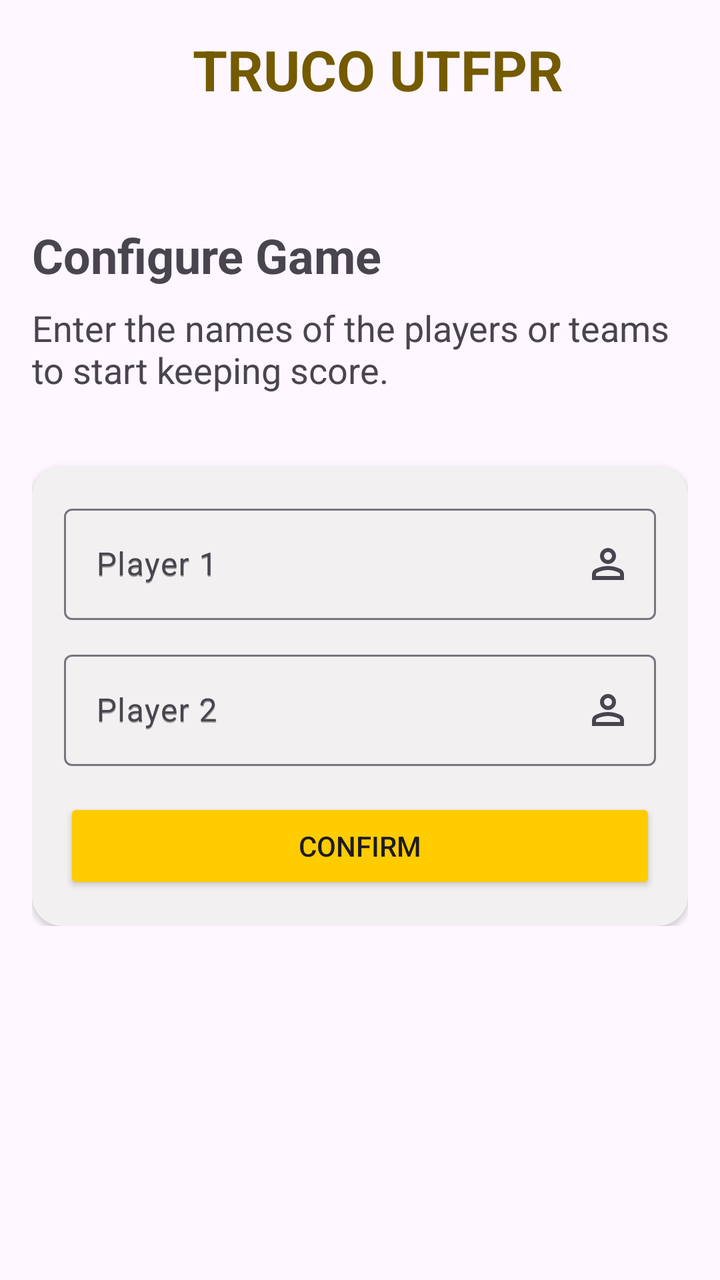
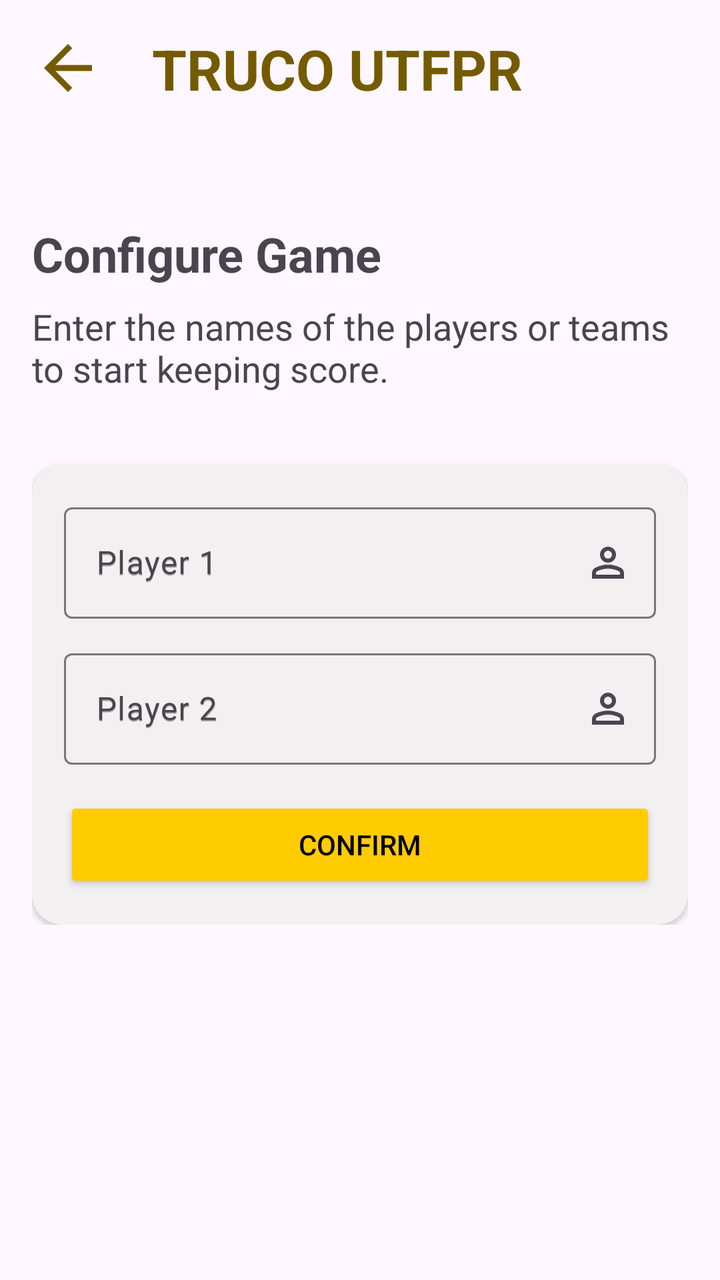

Compare the two renders of this Android layout. The source of the first and the diff that turns it into the second are given below.
<!-- AndroidManifest.xml: application theme Theme.PlayScore -->
<!-- res/layout/activity_edit_name.xml -->
<?xml version="1.0" encoding="utf-8"?>
<ScrollView xmlns:android="http://schemas.android.com/apk/res/android"
    xmlns:app="http://schemas.android.com/apk/res-auto"
    xmlns:tools="http://schemas.android.com/tools"
    android:id="@+id/edit_name"
    android:layout_width="match_parent"
    android:layout_height="match_parent"
    tools:context=".EditName">

    <androidx.constraintlayout.widget.ConstraintLayout
        android:layout_width="match_parent"
        android:layout_height="wrap_content"
        android:padding="16dp">

        <TextView
            android:id="@+id/titleApp"
            android:layout_width="wrap_content"
            android:layout_height="wrap_content"
            android:layout_marginStart="18dp"
            android:text="@string/name_app"
            android:textColor="#745B00"
            android:textSize="28sp"
            android:textStyle="bold"
            app:layout_constraintEnd_toEndOf="parent"
            app:layout_constraintStart_toStartOf="parent"
            app:layout_constraintTop_toTopOf="parent" />

        <TextView
            android:id="@+id/tvConfig"
            android:layout_width="wrap_content"
            android:layout_height="wrap_content"
            android:layout_marginTop="58dp"
            android:text="Configure Game"
            android:textSize="24sp"
            android:textStyle="bold"
            app:layout_constraintStart_toStartOf="parent"
            app:layout_constraintTop_toBottomOf="@id/titleApp" />

        <TextView
            android:id="@+id/tvText"
            android:layout_width="wrap_content"
            android:layout_height="wrap_content"
            android:layout_marginTop="8dp"
            android:text="Enter the names of the players or teams to start keeping score."
            android:textSize="18sp"
            app:layout_constraintStart_toStartOf="parent"
            app:layout_constraintTop_toBottomOf="@id/tvConfig" />

        <androidx.cardview.widget.CardView
            android:id="@+id/cvPlayerOne"
            android:layout_width="match_parent"
            android:layout_height="wrap_content"
            android:layout_marginTop="36dp"
            android:backgroundTint="#F2F0F0"
            app:cardCornerRadius="15dp"
            app:layout_constraintEnd_toEndOf="@id/tvText"
            app:layout_constraintStart_toStartOf="@id/tvText"
            app:layout_constraintTop_toBottomOf="@id/tvText">

            <androidx.constraintlayout.widget.ConstraintLayout
                android:id="@+id/constrainLayout1"
                android:layout_width="match_parent"
                android:layout_height="wrap_content"
                android:padding="16dp">

                <com.google.android.material.textfield.TextInputLayout
                    android:id="@+id/tilPlayerOne"
                    android:layout_width="match_parent"
                    android:layout_height="wrap_content"
                    android:hint="Player 1"
                    app:endIconDrawable="@drawable/ic_person"
                    app:endIconMode="custom"
                    app:layout_constraintEnd_toEndOf="parent"
                    app:layout_constraintStart_toStartOf="parent"
                    app:layout_constraintTop_toTopOf="parent">

                    <com.google.android.material.textfield.TextInputEditText
                        android:layout_width="match_parent"
                        android:layout_height="wrap_content"
                        android:hint="Player 1" />
                </com.google.android.material.textfield.TextInputLayout>

                <com.google.android.material.textfield.TextInputLayout
                    android:id="@+id/tilPlayerTwo"
                    android:layout_width="match_parent"
                    android:layout_height="wrap_content"
                    android:layout_marginTop="12dp"
                    android:hint="Player 2"
                    app:endIconDrawable="@drawable/ic_person"
                    app:endIconMode="custom"
                    app:layout_constraintEnd_toEndOf="@id/tilPlayerOne"
                    app:layout_constraintStart_toStartOf="@id/tilPlayerOne"
                    app:layout_constraintTop_toBottomOf="@id/tilPlayerOne">

                    <com.google.android.material.textfield.TextInputEditText
                        android:layout_width="match_parent"
                        android:layout_height="wrap_content"
                        android:hint="Player 2" />
                </com.google.android.material.textfield.TextInputLayout>

                <Button
                    android:layout_width="0dp"
                    android:layout_height="match_parent"
                    android:layout_marginTop="16dp"
                    android:backgroundTint="#FFCC00"
                    android:text="Confirm"
                    app:layout_constraintEnd_toEndOf="@id/tilPlayerTwo"
                    app:layout_constraintStart_toStartOf="@id/tilPlayerTwo"
                    app:layout_constraintTop_toBottomOf="@id/tilPlayerTwo" />
            </androidx.constraintlayout.widget.ConstraintLayout>
        </androidx.cardview.widget.CardView>


    </androidx.constraintlayout.widget.ConstraintLayout>
</ScrollView>
<!-- resources referenced by this layout -->
<resources>
  <!-- drawable ic_person (drawable) -->
  <vector xmlns:android="http://schemas.android.com/apk/res/android" android:height="24dp" android:tint="@color/gold" android:viewportHeight="960" android:viewportWidth="960" android:width="24dp">
        
      <path android:fillColor="@android:color/white" android:pathData="M367,433Q320,386 320,320Q320,254 367,207Q414,160 480,160Q546,160 593,207Q640,254 640,320Q640,386 593,433Q546,480 480,480Q414,480 367,433ZM160,800L160,688Q160,654 177.5,625.5Q195,597 224,582Q286,551 350,535.5Q414,520 480,520Q546,520 610,535.5Q674,551 736,582Q765,597 782.5,625.5Q800,654 800,688L800,800L160,800ZM240,720L720,720L720,688Q720,677 714.5,668Q709,659 700,654Q646,627 591,613.5Q536,600 480,600Q424,600 369,613.5Q314,627 260,654Q251,659 245.5,668Q240,677 240,688L240,720ZM536.5,376.5Q560,353 560,320Q560,287 536.5,263.5Q513,240 480,240Q447,240 423.5,263.5Q400,287 400,320Q400,353 423.5,376.5Q447,400 480,400Q513,400 536.5,376.5ZM480,320Q480,320 480,320Q480,320 480,320Q480,320 480,320Q480,320 480,320Q480,320 480,320Q480,320 480,320Q480,320 480,320Q480,320 480,320ZM480,720L480,720Q480,720 480,720Q480,720 480,720Q480,720 480,720Q480,720 480,720Q480,720 480,720Q480,720 480,720Q480,720 480,720Q480,720 480,720L480,720Z"/>
      
  </vector>
  <string name="name_app">TRUCO UTFPR</string>
  <style name="Theme.PlayScore" parent="Base.Theme.PlayScore" />
  <color name="gold">#745B00</color>
  <style name="Base.Theme.PlayScore" parent="Theme.Material3.DayNight.NoActionBar">
          
          
      </style>
</resources>

<!-- the commit's change to res/layout/activity_edit_name.xml (unified diff, before → after) -->
@@ -12,25 +12,34 @@
         android:layout_height="wrap_content"
         android:padding="16dp">
 
+        <ImageView
+            android:id="@+id/ivBack"
+            android:layout_width="36dp"
+            android:layout_height="36dp"
+            android:contentDescription="@string/back"
+            android:src="@drawable/ic_back"
+            app:layout_constraintStart_toStartOf="parent"
+            app:layout_constraintTop_toTopOf="parent" />
+
         <TextView
             android:id="@+id/titleApp"
             android:layout_width="wrap_content"
             android:layout_height="wrap_content"
-            android:layout_marginStart="18dp"
+            android:layout_marginStart="24dp"
             android:text="@string/name_app"
             android:textColor="#745B00"
             android:textSize="28sp"
             android:textStyle="bold"
-            app:layout_constraintEnd_toEndOf="parent"
-            app:layout_constraintStart_toStartOf="parent"
-            app:layout_constraintTop_toTopOf="parent" />
+            app:layout_constraintBottom_toBottomOf="@+id/ivBack"
+            app:layout_constraintStart_toEndOf="@+id/ivBack"
+            app:layout_constraintTop_toTopOf="@+id/ivBack" />
 
         <TextView
             android:id="@+id/tvConfig"
             android:layout_width="wrap_content"
             android:layout_height="wrap_content"
             android:layout_marginTop="58dp"
-            android:text="Configure Game"
+            android:text="@string/configure_game"
             android:textSize="24sp"
             android:textStyle="bold"
             app:layout_constraintStart_toStartOf="parent"
@@ -41,14 +50,14 @@
             android:layout_width="wrap_content"
             android:layout_height="wrap_content"
             android:layout_marginTop="8dp"
-            android:text="Enter the names of the players or teams to start keeping score."
+            android:text="@string/enter_names"
             android:textSize="18sp"
             app:layout_constraintStart_toStartOf="parent"
             app:layout_constraintTop_toBottomOf="@id/tvConfig" />
 
         <androidx.cardview.widget.CardView
             android:id="@+id/cvPlayerOne"
-            android:layout_width="match_parent"
+            android:layout_width="0dp"
             android:layout_height="wrap_content"
             android:layout_marginTop="36dp"
             android:backgroundTint="#F2F0F0"
@@ -67,7 +76,7 @@
                     android:id="@+id/tilPlayerOne"
                     android:layout_width="match_parent"
                     android:layout_height="wrap_content"
-                    android:hint="Player 1"
+                    android:hint="@string/player_1_configure"
                     app:endIconDrawable="@drawable/ic_person"
                     app:endIconMode="custom"
                     app:layout_constraintEnd_toEndOf="parent"
@@ -77,7 +86,7 @@
                     <com.google.android.material.textfield.TextInputEditText
                         android:layout_width="match_parent"
                         android:layout_height="wrap_content"
-                        android:hint="Player 1" />
+                        android:hint="@string/player_1_configure" />
                 </com.google.android.material.textfield.TextInputLayout>
 
                 <com.google.android.material.textfield.TextInputLayout
@@ -85,7 +94,7 @@
                     android:layout_width="match_parent"
                     android:layout_height="wrap_content"
                     android:layout_marginTop="12dp"
-                    android:hint="Player 2"
+                    android:hint="@string/player_2_configure"
                     app:endIconDrawable="@drawable/ic_person"
                     app:endIconMode="custom"
                     app:layout_constraintEnd_toEndOf="@id/tilPlayerOne"
@@ -95,7 +104,7 @@
                     <com.google.android.material.textfield.TextInputEditText
                         android:layout_width="match_parent"
                         android:layout_height="wrap_content"
-                        android:hint="Player 2" />
+                        android:hint="@string/player_2_configure" />
                 </com.google.android.material.textfield.TextInputLayout>
 
                 <Button
@@ -103,10 +112,13 @@
                     android:layout_height="match_parent"
                     android:layout_marginTop="16dp"
                     android:backgroundTint="#FFCC00"
-                    android:text="Confirm"
+                    android:text="@string/confirm"
+                    android:textColor="#000000"
                     app:layout_constraintEnd_toEndOf="@id/tilPlayerTwo"
                     app:layout_constraintStart_toStartOf="@id/tilPlayerTwo"
-                    app:layout_constraintTop_toBottomOf="@id/tilPlayerTwo" />
+                    app:layout_constraintTop_toBottomOf="@id/tilPlayerTwo"
+                    app:strokeColor="#939095"
+                    app:strokeWidth="1dp" />
             </androidx.constraintlayout.widget.ConstraintLayout>
         </androidx.cardview.widget.CardView>
 
<!-- resource entries referenced after the edit -->
@@ -1,12 +1,24 @@
 <!-- resources referenced by this layout -->
 <resources>
+  <!-- drawable ic_back (drawable) -->
+  <vector xmlns:android="http://schemas.android.com/apk/res/android" android:autoMirrored="true" android:height="24dp" android:tint="@color/gold" android:viewportHeight="24" android:viewportWidth="24" android:width="24dp">
+        
+      <path android:fillColor="@android:color/white" android:pathData="M20,11H7.83l5.59,-5.59L12,4l-8,8 8,8 1.41,-1.41L7.83,13H20v-2z"/>
+      
+  </vector>
   <!-- drawable ic_person (drawable) -->
   <vector xmlns:android="http://schemas.android.com/apk/res/android" android:height="24dp" android:tint="@color/gold" android:viewportHeight="960" android:viewportWidth="960" android:width="24dp">
         
       <path android:fillColor="@android:color/white" android:pathData="M367,433Q320,386 320,320Q320,254 367,207Q414,160 480,160Q546,160 593,207Q640,254 640,320Q640,386 593,433Q546,480 480,480Q414,480 367,433ZM160,800L160,688Q160,654 177.5,625.5Q195,597 224,582Q286,551 350,535.5Q414,520 480,520Q546,520 610,535.5Q674,551 736,582Q765,597 782.5,625.5Q800,654 800,688L800,800L160,800ZM240,720L720,720L720,688Q720,677 714.5,668Q709,659 700,654Q646,627 591,613.5Q536,600 480,600Q424,600 369,613.5Q314,627 260,654Q251,659 245.5,668Q240,677 240,688L240,720ZM536.5,376.5Q560,353 560,320Q560,287 536.5,263.5Q513,240 480,240Q447,240 423.5,263.5Q400,287 400,320Q400,353 423.5,376.5Q447,400 480,400Q513,400 536.5,376.5ZM480,320Q480,320 480,320Q480,320 480,320Q480,320 480,320Q480,320 480,320Q480,320 480,320Q480,320 480,320Q480,320 480,320Q480,320 480,320ZM480,720L480,720Q480,720 480,720Q480,720 480,720Q480,720 480,720Q480,720 480,720Q480,720 480,720Q480,720 480,720Q480,720 480,720Q480,720 480,720L480,720Z"/>
       
   </vector>
+  <string name="back">back</string>
+  <string name="configure_game">Configure Game</string>
+  <string name="confirm">Confirm</string>
+  <string name="enter_names">Enter the names of the players or teams to start keeping score.</string>
   <string name="name_app">TRUCO UTFPR</string>
+  <string name="player_1_configure">Player 1</string>
+  <string name="player_2_configure">Player 2</string>
   <style name="Theme.PlayScore" parent="Base.Theme.PlayScore" />
   <color name="gold">#745B00</color>
   <style name="Base.Theme.PlayScore" parent="Theme.Material3.DayNight.NoActionBar">
